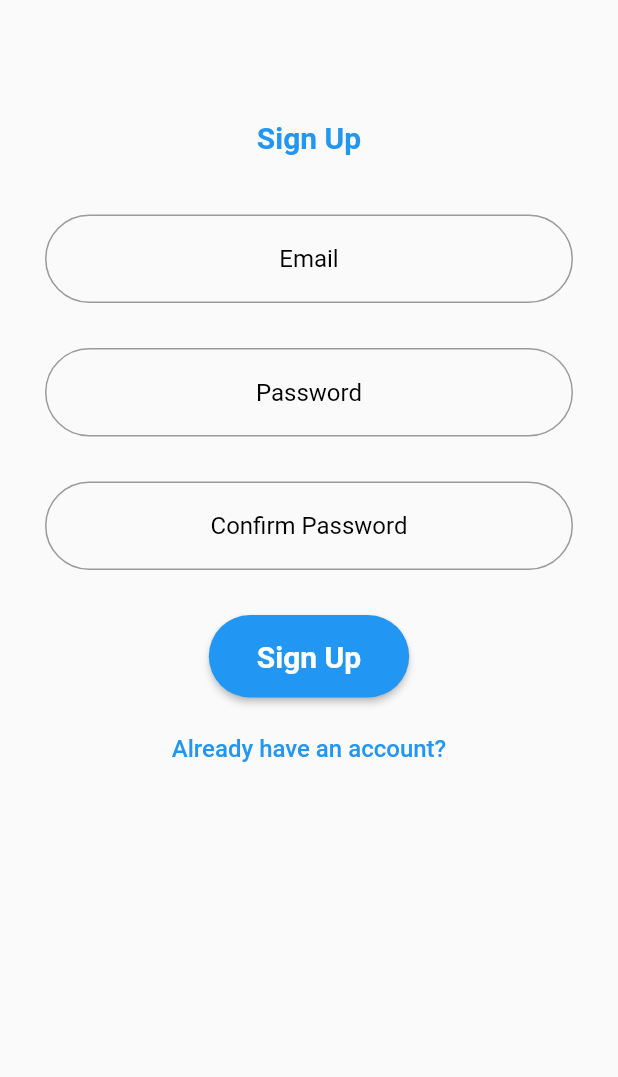
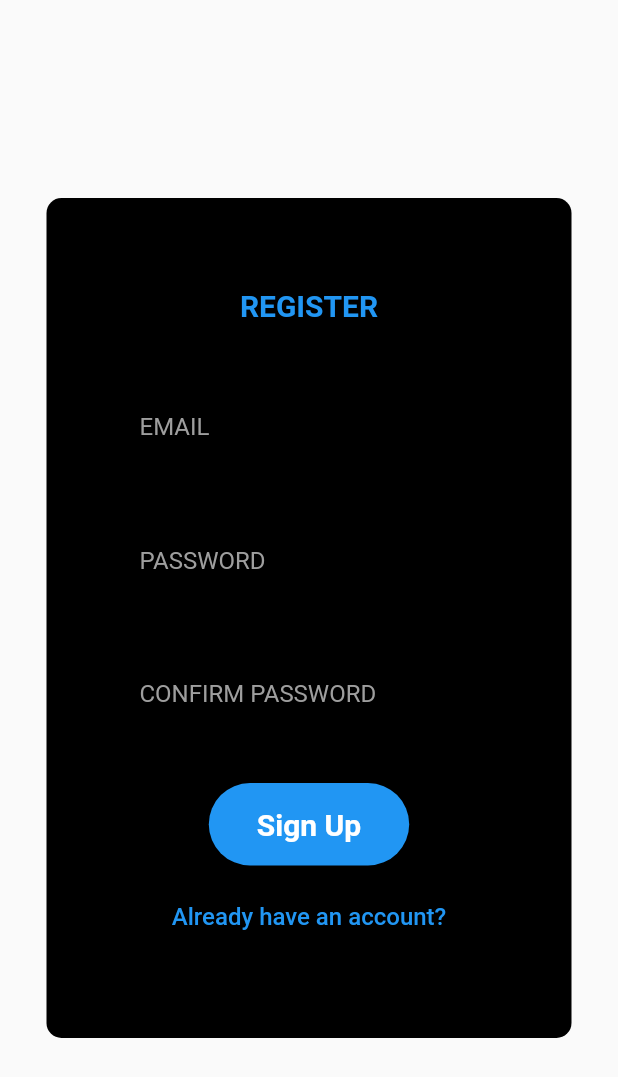
Before and after one commit to shobith10/kash, a Flutter app: the screen it shows after launch, after a tap on "New User?", on a phone screen of 412 x 824 dp. Shown: the top 1077 px of the screen. Run offline on Flutter 3.47's test engine with Material 2 defaults, Android fonts, the phone set to English and light mode, and no system bars; our stand-ins replace cloud_firestore, firebase_auth, firebase_core, modal_progress_hud, settings_ui; accounts and stored records are empty.

Commit message:
This reverts commit 237fab3b0663274a4ec16468ca23869b49683a20.

```diff
--- a/lib/register.dart
+++ b/lib/register.dart
@@ -24,13 +24,22 @@
         inAsyncCall: showSpinner,
         child: SafeArea(
           child: Center(
+            child: Container(
+              height: 560,
+              width: 350,
+              padding: EdgeInsets.all(20),
+              margin: EdgeInsets.all(20),
+              decoration: BoxDecoration(
+                  color: Colors.black,
+                  borderRadius: BorderRadius.circular(10)
+              ),
               child: Column(
                 children: [
                   SizedBox(
-                  height: 80,
+                    height: 40,
                   ),
                   Text(
-                  'Sign Up',
+                    'REGISTER',
                     style: TextStyle(
                       color: Colors.blue,
                       fontWeight: FontWeight.bold,
@@ -47,14 +56,13 @@
                           email = value;
                         },
                         keyboardType: TextInputType.emailAddress,
-                      textAlign: TextAlign.center,
-                      style: TextStyle(color: Colors.black, fontSize: 16.0),
+                        style: TextStyle(color: Colors.white, fontSize: 16.0),
                         decoration: InputDecoration(
                           border: OutlineInputBorder(
-                            borderRadius: BorderRadius.circular(30)),
-                        hintText: "Email",
+                              borderRadius: BorderRadius.circular(10)),
+                          hintText: "EMAIL",
                           hintStyle:
-                            TextStyle(color: Colors.black, fontSize: 16.0),
+                              TextStyle(color: Colors.grey, fontSize: 16.0),
                         ),
                       validator: (value) {
                         if (value.isEmpty) {
@@ -71,15 +79,14 @@
                         onChanged: (value) {
                           password = value;
                         },
-                      textAlign: TextAlign.center,
-                      style: TextStyle(color: Colors.black, fontSize: 16.0),
+                        style: TextStyle(color: Colors.white, fontSize: 16.0),
                         obscureText: true,
                         decoration: InputDecoration(
                           border: OutlineInputBorder(
-                            borderRadius: BorderRadius.circular(30)),
-                        hintText: "Password",
+                              borderRadius: BorderRadius.circular(10)),
+                          hintText: "PASSWORD",
                           hintStyle:
-                            TextStyle(color: Colors.black, fontSize: 16.0),
+                              TextStyle(color: Colors.grey, fontSize: 16.0),
                         )),
                   ),
 
@@ -90,15 +97,14 @@
                         onChanged: (value) {
                           cpassword = value;
                         },
-                      textAlign: TextAlign.center,
-                      style: TextStyle(color: Colors.black, fontSize: 16.0),
+                        style: TextStyle(color: Colors.white, fontSize: 16.0),
                         obscureText: true,
                         decoration: InputDecoration(
                           border: OutlineInputBorder(
-                            borderRadius: BorderRadius.circular(30)),
-                        hintText: "Confirm Password",
+                              borderRadius: BorderRadius.circular(10)),
+                          hintText: "CONFIRM PASSWORD",
                           hintStyle:
-                        TextStyle(color: Colors.black, fontSize: 16.0),
+                          TextStyle(color: Colors.grey, fontSize: 16.0),
                         )),
                   ),
 
@@ -152,6 +158,7 @@
             ),
           ),
         ),
+      ),
     );
   }
 }
--- a/lib/sign.dart
+++ b/lib/sign.dart
@@ -133,7 +133,7 @@
                       ),
                     ),
                     shape: RoundedRectangleBorder(
-                        borderRadius: BorderRadius.circular(40)),
+                        borderRadius: BorderRadius.circular(15)),
                     color: Colors.blue,
                   ),
                   FlatButton(
```
Lines whose indentation alone changed are shown as unchanged.
